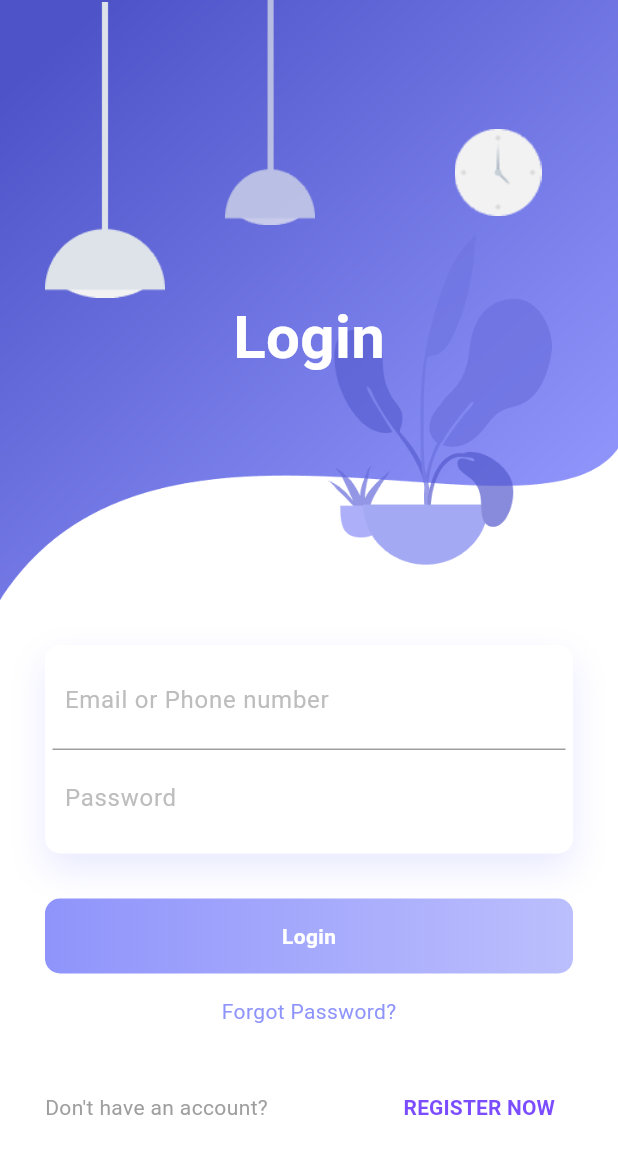
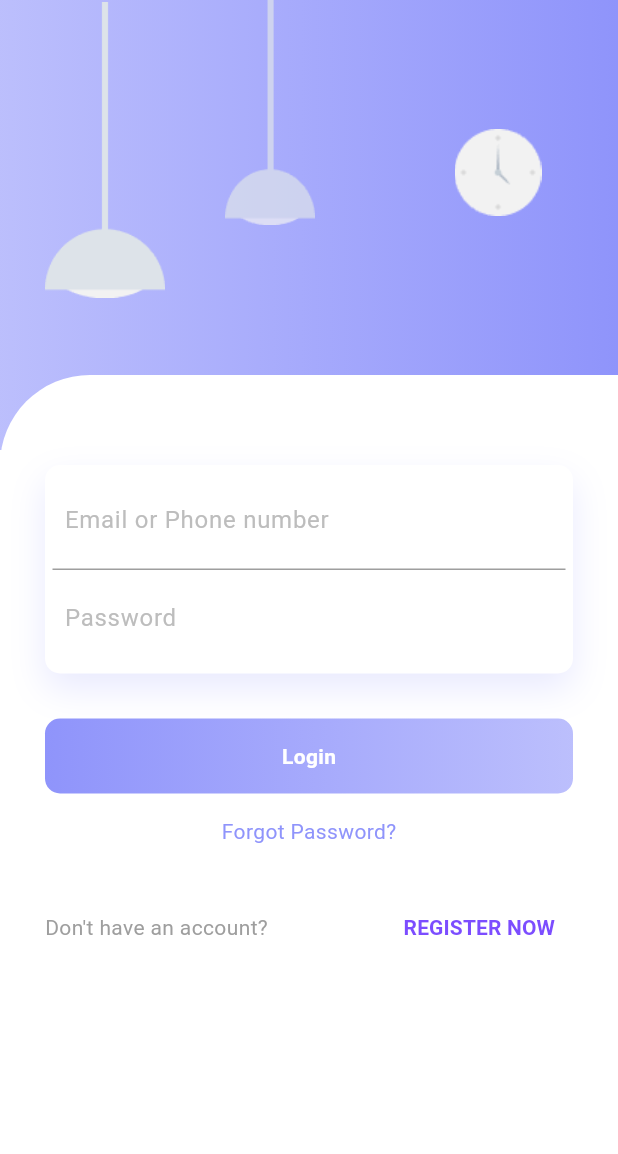
Before and after one commit to Ebrahim22Hassan/shiftsync_attendance, a Flutter app: the screen it shows after launch, on a phone screen of 412 x 824 dp. Shown: the top 1154 px of the screen. Run offline on Flutter 3.47's test engine with Material 3 defaults, Android fonts, the light colour scheme and no system bars; our stand-ins replace dartz, dio, equatable, firebase_auth, firebase_core, flutter_bloc and 4 more; accounts and stored records are empty; generated files the repository leaves out were written again.

Commit message:
adjust login ui

```diff
--- a/lib/features/auth/presentation/pages/login-screen.dart
+++ b/lib/features/auth/presentation/pages/login-screen.dart
@@ -16,20 +16,23 @@ class LoginScreen extends StatelessWidget {
     double width = MediaQuery.of(context).size.width;
     return  Scaffold(
         backgroundColor: Colors.white,
-        body: SingleChildScrollView(
+        body: Stack(
+          children: [
+            Positioned(
+              right: 0,
+              left: 0,
               child: Container(
-            child: Column(
-              children: <Widget>[
-                Container(
-                  height: 400,
               decoration: const BoxDecoration(
-                      image: DecorationImage(
-                          image: AssetImage('assets/images/background.png'),
-                          fit: BoxFit.fill
-                      )
+                gradient: LinearGradient(
+                    colors: [
+                      Color.fromRGBO(143, 148, 251, .6),
+                      Color.fromRGBO(143, 148, 251, 1),
+
+                    ]
+                ) ),
+                height: 300,
               ),
-                  child: Stack(
-                    children: <Widget>[
+            ),
             Positioned(
                 left: 30,
                 width: 80,
@@ -68,20 +71,23 @@ class LoginScreen extends StatelessWidget {
                 )
             ),
             Positioned(
-                          child:  Container(
-                            margin: const EdgeInsets.only(top: 50),
-                            child: const Center(
-                              child: Text("Login", style: TextStyle(color: Colors.white, fontSize: 40, fontWeight: FontWeight.bold),),
+              top: 250,
+              right: 0,
+              left: 0,
+              bottom: 0,
+              child: Container(
+                decoration: const BoxDecoration(
+                    color: Colors.white,
+                    borderRadius: BorderRadius.only(topLeft: Radius.circular(60))
                 ),
-                          )
-                      )
-                    ],
-                  ),
-                ),
-                Padding(
+                child: Container(
+                  height: 400,
+                  child: Padding(
                     padding: const EdgeInsets.all(30.0),
+                    child: SingleChildScrollView(
                       child: Column(
                         children: [
+                          const Gap(30),
                           Container(
                             padding: const EdgeInsets.all(5),
                             decoration: BoxDecoration(
@@ -158,10 +164,13 @@ class LoginScreen extends StatelessWidget {
 
                         ],
                       ),
-                )
-              ],
                     ),
                   ),
+                )
+              ),
+            ),
+
+          ],
         )
     );
   }
```
Lines whose indentation alone changed are shown as unchanged.
